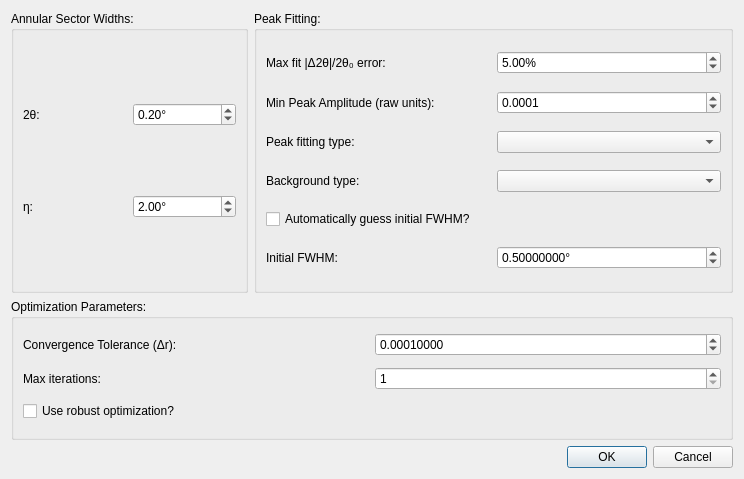
Old version of the form hexrd/ui/resources/ui/powder_calibration_dialog.ui in the repository HEXRD/hexrdgui.
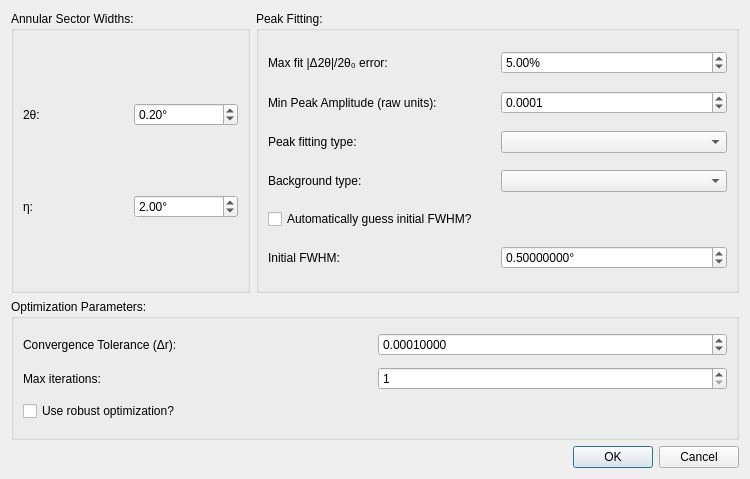
New version of the form. Custom widgets are drawn as their Qt base class.

Commit message:
Update fast powder calibration dialog window title
It is nicer to have a window title than just "hexrd".

```diff
--- a/hexrd/ui/resources/ui/powder_calibration_dialog.ui
+++ b/hexrd/ui/resources/ui/powder_calibration_dialog.ui
@@ -6,7 +6,7 @@
    <rect>
     <x>0</x>
     <y>0</y>
-    <width>744</width>
+    <width>750</width>
     <height>479</height>
    </rect>
   </property>
```
Left out of the diff: 3 changed lines with no effect on the pictures.
